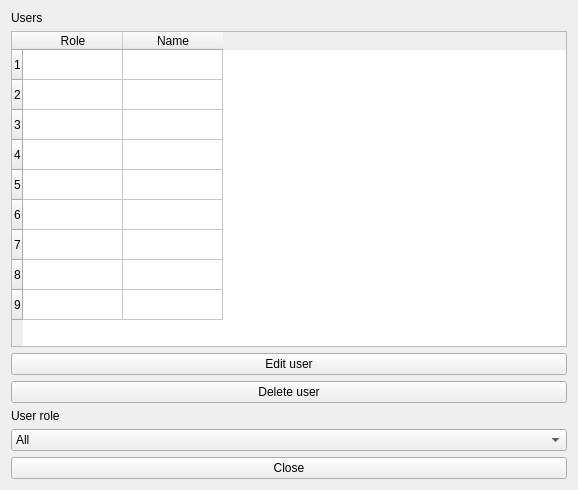
The window that client/ui/userList.ui (NoahHallows/quackmed) describes before a commit, drawn with Qt 5.
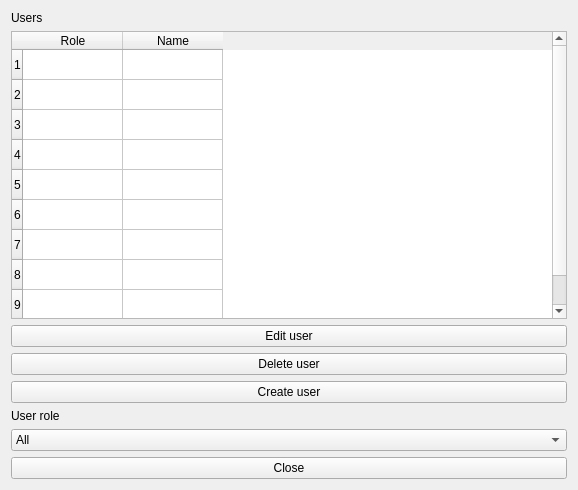
The same window after the commit.

What changed in the file:
```diff
--- a/client/ui/userList.ui
+++ b/client/ui/userList.ui
@@ -61,6 +61,13 @@
      </property>
     </widget>
    </item>
+   <item>
+    <widget class="QPushButton" name="CreateUserButton">
+     <property name="text">
+      <string>Create user</string>
+     </property>
+    </widget>
+   </item>
    <item>
     <widget class="QLabel" name="label_2">
      <property name="text">
```
